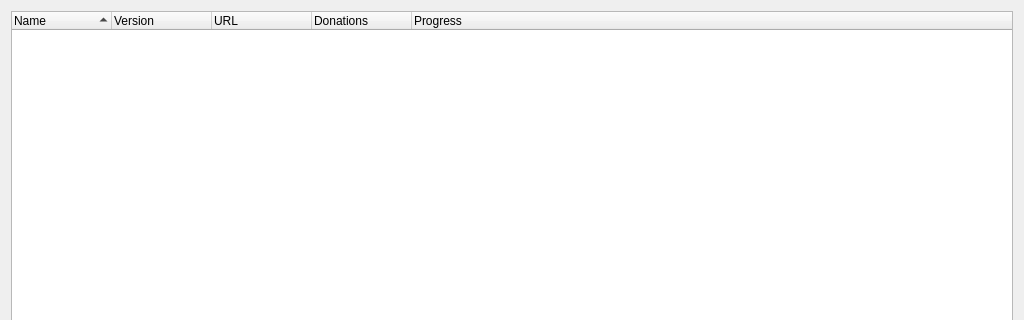
Above: gui/dialogs/quickmod/QuickModInstallDialog.ui from shaszard/test before the change; both pictures show x 0 to 1024 and y 0 to 320 of the 1024 by 800 pixel window. Below: the same form after it.
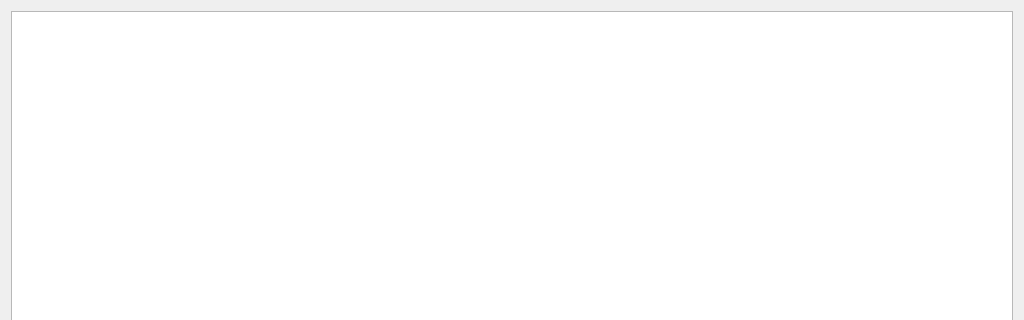
That is the form after the change.

Commit message: Gut QuickModInstallDialog.

Patch:
```diff
--- a/gui/dialogs/quickmod/QuickModInstallDialog.ui
+++ b/gui/dialogs/quickmod/QuickModInstallDialog.ui
@@ -37,7 +37,7 @@
      <widget class="QWidget" name="verticalLayoutWidget_2">
       <layout class="QVBoxLayout" name="downloadListLayout">
        <item>
-        <widget class="QTreeWidget" name="progressList">
+        <widget class="QTreeView" name="progressList">
          <property name="editTriggers">
           <set>QAbstractItemView::NoEditTriggers</set>
          </property>
@@ -50,43 +50,6 @@
          <property name="rootIsDecorated">
           <bool>false</bool>
          </property>
-         <property name="columnCount">
-          <number>5</number>
-         </property>
-         <attribute name="headerDefaultSectionSize">
-          <number>100</number>
-         </attribute>
-         <attribute name="headerShowSortIndicator" stdset="0">
-          <bool>true</bool>
-         </attribute>
-         <attribute name="headerStretchLastSection">
-          <bool>true</bool>
-         </attribute>
-         <column>
-          <property name="text">
-           <string>Name</string>
-          </property>
-         </column>
-         <column>
-          <property name="text">
-           <string>Version</string>
-          </property>
-         </column>
-         <column>
-          <property name="text">
-           <string>URL</string>
-          </property>
-         </column>
-         <column>
-          <property name="text">
-           <string>Donations</string>
-          </property>
-         </column>
-         <column>
-          <property name="text">
-           <string>Progress</string>
-          </property>
-         </column>
         </widget>
        </item>
       </layout>
```
The commit also changes 8 other files.
